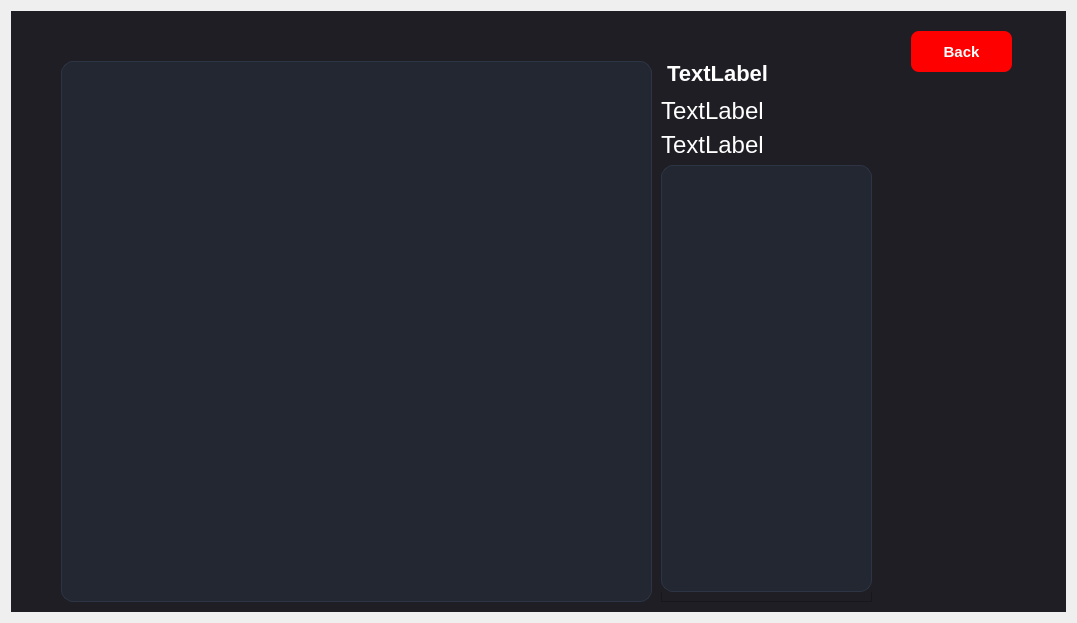
Qt form main/gui/customerwindow.ui (HamidrezaNadafian/Restaurant-Management-System) before a commit.
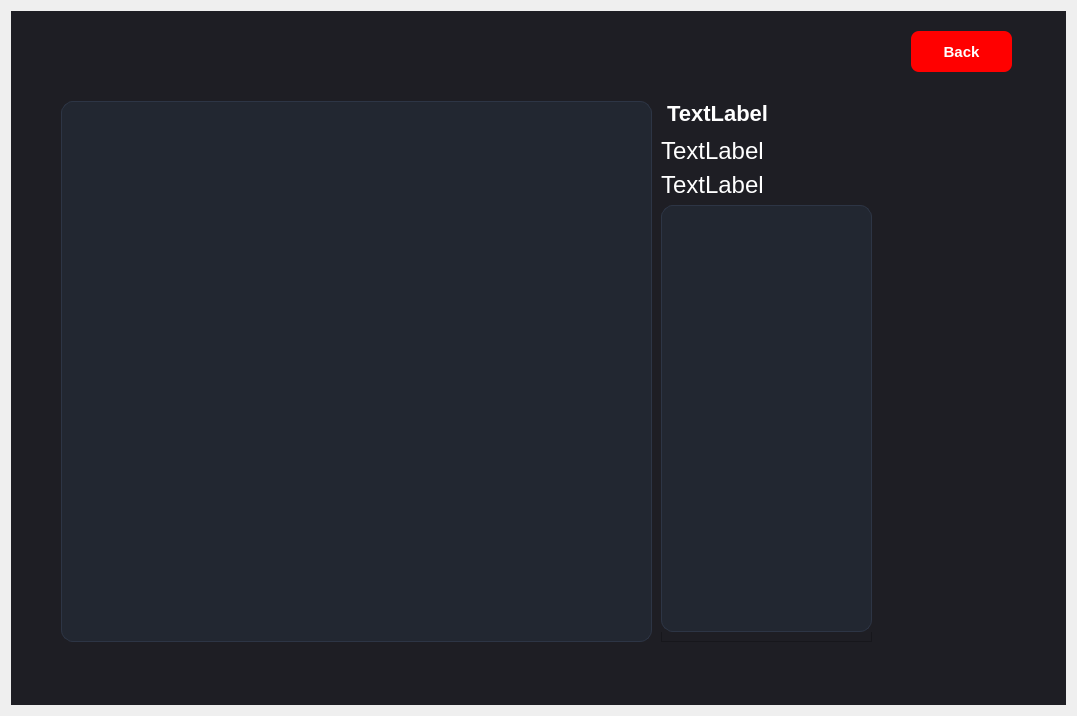
The same form after that commit. The open tabs and pages were chosen to show the change.

```diff
--- a/main/gui/customerwindow.ui
+++ b/main/gui/customerwindow.ui
@@ -7,7 +7,7 @@
     <x>0</x>
     <y>0</y>
     <width>1077</width>
-    <height>623</height>
+    <height>716</height>
    </rect>
   </property>
   <property name="windowTitle">
@@ -729,7 +729,7 @@
        <property name="geometry">
         <rect>
          <x>50</x>
-         <y>50</y>
+         <y>90</y>
          <width>591</width>
          <height>541</height>
         </rect>
@@ -751,7 +751,7 @@
        <property name="geometry">
         <rect>
          <x>650</x>
-         <y>50</y>
+         <y>90</y>
          <width>211</width>
          <height>541</height>
         </rect>
```
Left out of the diff: 2 changed lines with no effect on the pictures.
